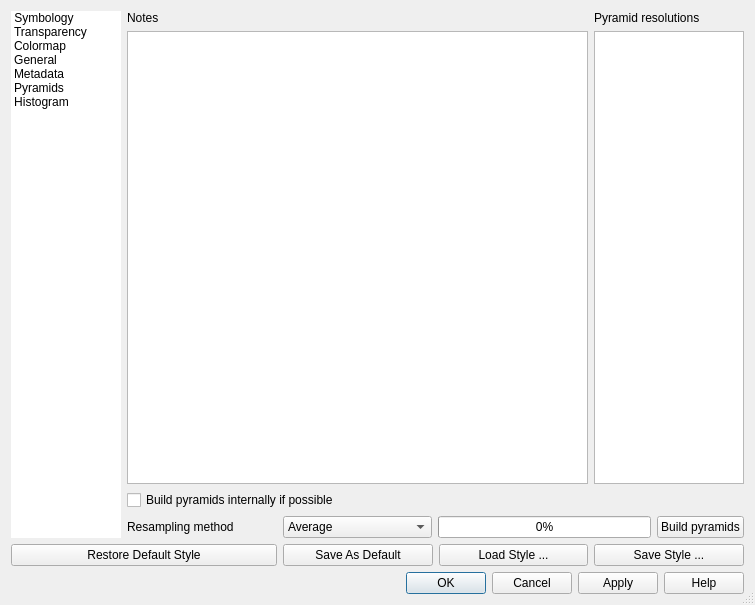
sourcepole/qgis, file qgis/src/ui/qgsrasterlayerpropertiesbase.ui: the form before one commit.
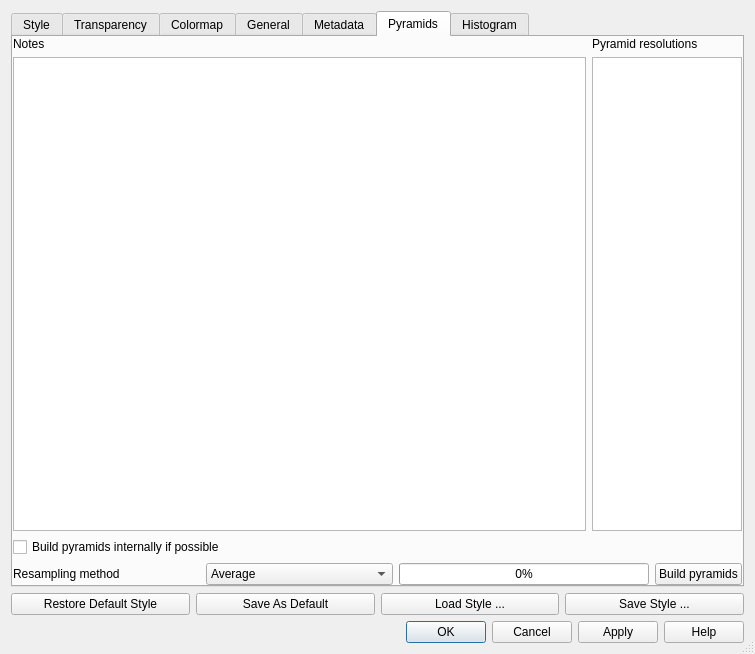
The form after the commit. The open tabs and pages were chosen to show the change. Icons and pictures are not drawn. Custom widgets are drawn as their Qt base class.

Commit message: Updates for raster props dialog

```diff
--- a/qgis/src/ui/qgsrasterlayerpropertiesbase.ui
+++ b/qgis/src/ui/qgsrasterlayerpropertiesbase.ui
@@ -7,7 +7,7 @@
     <x>0</x>
     <y>0</y>
     <width>755</width>
-    <height>605</height>
+    <height>654</height>
    </rect>
   </property>
   <property name="windowTitle">
@@ -25,50 +25,25 @@
    <bool>true</bool>
   </property>
   <layout class="QGridLayout" name="gridLayout">
-   <item row="1" column="0" colspan="2">
-    <widget class="QPushButton" name="pbnLoadDefaultStyle">
-     <property name="text">
-      <string>Restore Default Style</string>
-     </property>
-    </widget>
-   </item>
-   <item row="1" column="2">
-    <widget class="QPushButton" name="pbnSaveDefaultStyle">
-     <property name="text">
-      <string>Save As Default</string>
-     </property>
-    </widget>
-   </item>
-   <item row="1" column="3">
-    <widget class="QPushButton" name="pbnLoadStyle">
-     <property name="text">
-      <string>Load Style ...</string>
-     </property>
-    </widget>
-   </item>
-   <item row="1" column="4">
-    <widget class="QPushButton" name="pbnSaveStyleAs">
-     <property name="text">
-      <string>Save Style ...</string>
-     </property>
-    </widget>
-   </item>
-   <item row="2" column="0" colspan="5">
-    <widget class="QDialogButtonBox" name="buttonBox">
-     <property name="orientation">
-      <enum>Qt::Horizontal</enum>
-     </property>
-     <property name="standardButtons">
-      <set>QDialogButtonBox::Apply|QDialogButtonBox::Cancel|QDialogButtonBox::Help|QDialogButtonBox::Ok</set>
-     </property>
-    </widget>
-   </item>
-   <item row="0" column="1" colspan="4">
-    <widget class="QStackedWidget" name="tabBar">
+   <item row="0" column="0" colspan="4">
+    <widget class="QTabWidget" name="tabBar">
      <property name="currentIndex">
       <number>0</number>
      </property>
-     <widget class="QWidget" name="tabPageSymbology">
+     <property name="iconSize">
+      <size>
+       <width>32</width>
+       <height>32</height>
+      </size>
+     </property>
+     <widget class="QWidget" name="tabPageSymbology" native="true">
+      <attribute name="icon">
+       <iconset resource="../../images/images.qrc">
+        <normaloff>:/images/themes/default/propertyicons/symbology.png</normaloff>:/images/themes/default/propertyicons/symbology.png</iconset>
+      </attribute>
+      <attribute name="title">
+       <string>Style</string>
+      </attribute>
       <layout class="QGridLayout">
        <property name="margin">
         <number>0</number>
@@ -946,7 +921,14 @@
        </item>
       </layout>
      </widget>
-     <widget class="QWidget" name="tabPageTransparency">
+     <widget class="QWidget" name="tabBarPage2" native="true">
+      <attribute name="icon">
+       <iconset resource="../../images/images.qrc">
+        <normaloff>:/images/themes/default/propertyicons/transparency.png</normaloff>:/images/themes/default/propertyicons/transparency.png</iconset>
+      </attribute>
+      <attribute name="title">
+       <string>Transparency</string>
+      </attribute>
       <layout class="QGridLayout">
        <property name="margin">
         <number>0</number>
@@ -1227,7 +1209,14 @@
        </item>
       </layout>
      </widget>
-     <widget class="QWidget" name="tabPageColormap">
+     <widget class="QWidget" name="tabPageColormap" native="true">
+      <attribute name="icon">
+       <iconset resource="../../images/images.qrc">
+        <normaloff>:/images/themes/default/propertyicons/colormap.png</normaloff>:/images/themes/default/propertyicons/colormap.png</iconset>
+      </attribute>
+      <attribute name="title">
+       <string>Colormap</string>
+      </attribute>
       <layout class="QGridLayout">
        <property name="margin">
         <number>0</number>
@@ -1429,7 +1418,14 @@
        </item>
       </layout>
      </widget>
-     <widget class="QWidget" name="tabPageGeneral">
+     <widget class="QWidget" name="tabBarPage4" native="true">
+      <attribute name="icon">
+       <iconset resource="../../images/images.qrc">
+        <normaloff>:/images/themes/default/propertyicons/general.png</normaloff>:/images/themes/default/propertyicons/general.png</iconset>
+      </attribute>
+      <attribute name="title">
+       <string>General</string>
+      </attribute>
       <layout class="QGridLayout">
        <property name="margin">
         <number>0</number>
@@ -1713,7 +1709,14 @@
        </item>
       </layout>
      </widget>
-     <widget class="QWidget" name="tabPageMetadata">
+     <widget class="QWidget" name="tabPageMetadata" native="true">
+      <attribute name="icon">
+       <iconset resource="../../images/images.qrc">
+        <normaloff>:/images/themes/default/propertyicons/metadata.png</normaloff>:/images/themes/default/propertyicons/metadata.png</iconset>
+      </attribute>
+      <attribute name="title">
+       <string>Metadata</string>
+      </attribute>
       <layout class="QGridLayout">
        <property name="margin">
         <number>0</number>
@@ -1723,7 +1726,14 @@
        </item>
       </layout>
      </widget>
-     <widget class="QWidget" name="tabPagePyramids">
+     <widget class="QWidget" name="tabPagePyramids" native="true">
+      <attribute name="icon">
+       <iconset resource="../../images/images.qrc">
+        <normaloff>:/images/themes/default/propertyicons/pyramids.png</normaloff>:/images/themes/default/propertyicons/pyramids.png</iconset>
+      </attribute>
+      <attribute name="title">
+       <string>Pyramids</string>
+      </attribute>
       <layout class="QGridLayout">
        <property name="margin">
         <number>0</number>
@@ -1754,18 +1764,19 @@
           <string>&lt;!DOCTYPE HTML PUBLIC &quot;-//W3C//DTD HTML 4.0//EN&quot; &quot;http://www.w3.org/TR/REC-html40/strict.dtd&quot;&gt;
 &lt;html&gt;&lt;head&gt;&lt;meta name=&quot;qrichtext&quot; content=&quot;1&quot; /&gt;&lt;style type=&quot;text/css&quot;&gt;
 p, li { white-space: pre-wrap; }
-&lt;/style&gt;&lt;/head&gt;&lt;body style=&quot; font-family:'Sans'; font-size:10pt; font-weight:400; font-style:normal;&quot;&gt;
+&lt;/style&gt;&lt;/head&gt;&lt;body style=&quot; font-family:'Ubuntu'; font-size:11pt; font-weight:400; font-style:normal;&quot;&gt;
 &lt;table border=&quot;0&quot; style=&quot;-qt-table-type: root; margin-top:4px; margin-bottom:4px; margin-left:4px; margin-right:4px;&quot;&gt;
 &lt;tr&gt;
 &lt;td style=&quot;border: none;&quot;&gt;
-&lt;p style=&quot;-qt-paragraph-type:empty; margin-top:0px; margin-bottom:0px; margin-left:0px; margin-right:0px; -qt-block-indent:0; text-indent:0px;&quot;&gt;&lt;/p&gt;
-&lt;p style=&quot;-qt-paragraph-type:empty; margin-top:0px; margin-bottom:0px; margin-left:0px; margin-right:0px; -qt-block-indent:0; text-indent:0px;&quot;&gt;&lt;/p&gt;
-&lt;p style=&quot;-qt-paragraph-type:empty; margin-top:0px; margin-bottom:0px; margin-left:0px; margin-right:0px; -qt-block-indent:0; text-indent:0px;&quot;&gt;&lt;/p&gt;
-&lt;p style=&quot;-qt-paragraph-type:empty; margin-top:0px; margin-bottom:0px; margin-left:0px; margin-right:0px; -qt-block-indent:0; text-indent:0px;&quot;&gt;&lt;/p&gt;
-&lt;p style=&quot;-qt-paragraph-type:empty; margin-top:0px; margin-bottom:0px; margin-left:0px; margin-right:0px; -qt-block-indent:0; text-indent:0px;&quot;&gt;&lt;/p&gt;
-&lt;p style=&quot;-qt-paragraph-type:empty; margin-top:0px; margin-bottom:0px; margin-left:0px; margin-right:0px; -qt-block-indent:0; text-indent:0px;&quot;&gt;&lt;/p&gt;
-&lt;p style=&quot;-qt-paragraph-type:empty; margin-top:0px; margin-bottom:0px; margin-left:0px; margin-right:0px; -qt-block-indent:0; text-indent:0px;&quot;&gt;&lt;/p&gt;
-&lt;p style=&quot;-qt-paragraph-type:empty; margin-top:0px; margin-bottom:0px; margin-left:0px; margin-right:0px; -qt-block-indent:0; text-indent:0px;&quot;&gt;&lt;/p&gt;
+&lt;p style=&quot;-qt-paragraph-type:empty; margin-top:0px; margin-bottom:0px; margin-left:0px; margin-right:0px; -qt-block-indent:0; text-indent:0px; font-family:'Sans'; font-size:10pt;&quot;&gt;&lt;/p&gt;
+&lt;p style=&quot;-qt-paragraph-type:empty; margin-top:0px; margin-bottom:0px; margin-left:0px; margin-right:0px; -qt-block-indent:0; text-indent:0px; font-family:'Sans'; font-size:10pt;&quot;&gt;&lt;/p&gt;
+&lt;p style=&quot;-qt-paragraph-type:empty; margin-top:0px; margin-bottom:0px; margin-left:0px; margin-right:0px; -qt-block-indent:0; text-indent:0px; font-family:'Sans'; font-size:10pt;&quot;&gt;&lt;/p&gt;
+&lt;p style=&quot;-qt-paragraph-type:empty; margin-top:0px; margin-bottom:0px; margin-left:0px; margin-right:0px; -qt-block-indent:0; text-indent:0px; font-family:'Sans'; font-size:10pt;&quot;&gt;&lt;/p&gt;
+&lt;p style=&quot;-qt-paragraph-type:empty; margin-top:0px; margin-bottom:0px; margin-left:0px; margin-right:0px; -qt-block-indent:0; text-indent:0px; font-family:'Sans'; font-size:10pt;&quot;&gt;&lt;/p&gt;
+&lt;p style=&quot;-qt-paragraph-type:empty; margin-top:0px; margin-bottom:0px; margin-left:0px; margin-right:0px; -qt-block-indent:0; text-indent:0px; font-family:'Sans'; font-size:10pt;&quot;&gt;&lt;/p&gt;
+&lt;p style=&quot;-qt-paragraph-type:empty; margin-top:0px; margin-bottom:0px; margin-left:0px; margin-right:0px; -qt-block-indent:0; text-indent:0px; font-family:'Sans'; font-size:10pt;&quot;&gt;&lt;/p&gt;
+&lt;p style=&quot;-qt-paragraph-type:empty; margin-top:0px; margin-bottom:0px; margin-left:0px; margin-right:0px; -qt-block-indent:0; text-indent:0px; font-family:'Sans'; font-size:10pt;&quot;&gt;&lt;/p&gt;
+&lt;p style=&quot;-qt-paragraph-type:empty; margin-top:0px; margin-bottom:0px; margin-left:0px; margin-right:0px; -qt-block-indent:0; text-indent:0px; font-family:'Sans'; font-size:10pt;&quot;&gt;&lt;/p&gt;
 &lt;p style=&quot;-qt-paragraph-type:empty; margin-top:0px; margin-bottom:0px; margin-left:0px; margin-right:0px; -qt-block-indent:0; text-indent:0px; font-family:'Sans Serif'; font-size:9pt;&quot;&gt;&lt;/p&gt;&lt;/td&gt;&lt;/tr&gt;&lt;/table&gt;&lt;/body&gt;&lt;/html&gt;</string>
          </property>
         </widget>
@@ -1833,7 +1844,14 @@
        </item>
       </layout>
      </widget>
-     <widget class="QWidget" name="tabPageHistogram">
+     <widget class="QWidget" name="tabPageHistogram" native="true">
+      <attribute name="icon">
+       <iconset resource="../../images/images.qrc">
+        <normaloff>:/images/themes/default/propertyicons/histogram.png</normaloff>:/images/themes/default/propertyicons/histogram.png</iconset>
+      </attribute>
+      <attribute name="title">
+       <string>Histogram</string>
+      </attribute>
       <layout class="QGridLayout" name="gridLayout_4">
        <item row="0" column="0" colspan="2">
         <widget class="QwtPlot" name="mpPlot"/>
@@ -1860,175 +1878,42 @@
      </widget>
     </widget>
    </item>
-   <item row="0" column="0">
-    <widget class="QListWidget" name="listWidget">
-     <property name="minimumSize">
-      <size>
-       <width>110</width>
-       <height>0</height>
-      </size>
+   <item row="1" column="0">
+    <widget class="QPushButton" name="pbnLoadDefaultStyle">
+     <property name="text">
+      <string>Restore Default Style</string>
      </property>
-     <property name="maximumSize">
-      <size>
-       <width>110</width>
-       <height>16777215</height>
-      </size>
+    </widget>
+   </item>
+   <item row="1" column="1">
+    <widget class="QPushButton" name="pbnSaveDefaultStyle">
+     <property name="text">
+      <string>Save As Default</string>
      </property>
-     <property name="frameShape">
-      <enum>QFrame::NoFrame</enum>
+    </widget>
+   </item>
+   <item row="1" column="2">
+    <widget class="QPushButton" name="pbnLoadStyle">
+     <property name="text">
+      <string>Load Style ...</string>
      </property>
-     <property name="frameShadow">
-      <enum>QFrame::Plain</enum>
+    </widget>
+   </item>
+   <item row="1" column="3">
+    <widget class="QPushButton" name="pbnSaveStyleAs">
+     <property name="text">
+      <string>Save Style ...</string>
      </property>
-     <property name="horizontalScrollBarPolicy">
-      <enum>Qt::ScrollBarAlwaysOff</enum>
+    </widget>
+   </item>
+   <item row="2" column="0" colspan="4">
+    <widget class="QDialogButtonBox" name="buttonBox">
+     <property name="orientation">
+      <enum>Qt::Horizontal</enum>
      </property>
-     <property name="editTriggers">
-      <set>QAbstractItemView::NoEditTriggers</set>
+     <property name="standardButtons">
+      <set>QDialogButtonBox::Apply|QDialogButtonBox::Cancel|QDialogButtonBox::Help|QDialogButtonBox::Ok</set>
      </property>
-     <property name="showDropIndicator" stdset="0">
-      <bool>false</bool>
-     </property>
-     <property name="iconSize">
-      <size>
-       <width>64</width>
-       <height>64</height>
-      </size>
-     </property>
-     <property name="textElideMode">
-      <enum>Qt::ElideNone</enum>
-     </property>
-     <property name="flow">
-      <enum>QListView::TopToBottom</enum>
-     </property>
-     <property name="isWrapping" stdset="0">
-      <bool>false</bool>
-     </property>
-     <property name="resizeMode">
-      <enum>QListView::Adjust</enum>
-     </property>
-     <property name="spacing">
-      <number>9</number>
-     </property>
-     <property name="viewMode">
-      <enum>QListView::IconMode</enum>
-     </property>
-     <property name="wordWrap">
-      <bool>true</bool>
-     </property>
-     <item>
-      <property name="text">
-       <string>Symbology</string>
-      </property>
-      <property name="textAlignment">
-       <set>AlignHCenter|AlignVCenter|AlignCenter</set>
-      </property>
-      <property name="icon">
-       <iconset resource="../../images/images.qrc">
-        <normaloff>:/images/themes/default/propertyicons/symbology.png</normaloff>:/images/themes/default/propertyicons/symbology.png</iconset>
-      </property>
-      <property name="flags">
-       <set>ItemIsSelectable|ItemIsUserCheckable|ItemIsEnabled</set>
-      </property>
-     </item>
-     <item>
-      <property name="text">
-       <string>Transparency</string>
-      </property>
-      <property name="textAlignment">
-       <set>AlignHCenter|AlignVCenter|AlignCenter</set>
-      </property>
-      <property name="icon">
-       <iconset resource="../../images/images.qrc">
-        <normaloff>:/images/themes/default/propertyicons/transparency.png</normaloff>:/images/themes/default/propertyicons/transparency.png</iconset>
-      </property>
-      <property name="flags">
-       <set>ItemIsSelectable|ItemIsUserCheckable|ItemIsEnabled</set>
-      </property>
-     </item>
-     <item>
-      <property name="text">
-       <string>Colormap</string>
-      </property>
-      <property name="textAlignment">
-       <set>AlignHCenter|AlignVCenter|AlignCenter</set>
-      </property>
-      <property name="icon">
-       <iconset resource="../../images/images.qrc">
-        <normaloff>:/images/themes/default/propertyicons/colormap.png</normaloff>:/images/themes/default/propertyicons/colormap.png</iconset>
-      </property>
-      <property name="flags">
-       <set>ItemIsSelectable|ItemIsUserCheckable|ItemIsEnabled</set>
-      </property>
-     </item>
-     <item>
-      <property name="text">
-       <string>General</string>
-      </property>
-      <property name="textAlignment">
-       <set>AlignHCenter|AlignVCenter|AlignCenter</set>
-      </property>
-      <property name="icon">
-       <iconset resource="../../images/images.qrc">
-        <normaloff>:/images/themes/default/propertyicons/general.png</normaloff>:/images/themes/default/propertyicons/general.png</iconset>
-      </property>
-      <property name="flags">
-       <set>ItemIsSelectable|ItemIsUserCheckable|ItemIsEnabled</set>
-      </property>
-     </item>
-     <item>
-      <property name="text">
-       <string>Metadata</string>
-      </property>
-      <property name="textAlignment">
-       <set>AlignHCenter|AlignVCenter|AlignCenter</set>
-      </property>
-      <property name="icon">
-       <iconset resource="../../images/images.qrc">
-        <normaloff>:/images/themes/default/propertyicons/metadata.png</normaloff>:/images/themes/default/propertyicons/metadata.png</iconset>
-      </property>
-      <property name="flags">
-       <set>ItemIsSelectable|ItemIsUserCheckable|ItemIsEnabled</set>
-      </property>
-     </item>
-     <item>
-      <property name="text">
-       <string>Pyramids</string>
-      </property>
-      <property name="textAlignment">
-       <set>AlignHCenter|AlignVCenter|AlignCenter</set>
-      </property>
-      <property name="icon">
-       <iconset resource="../../images/images.qrc">
-        <normaloff>:/images/themes/default/propertyicons/pyramids.png</normaloff>:/images/themes/default/propertyicons/pyramids.png</iconset>
-      </property>
-      <property name="flags">
-       <set>ItemIsSelectable|ItemIsUserCheckable|ItemIsEnabled</set>
-      </property>
-     </item>
-     <item>
-      <property name="text">
-       <string>Histogram</string>
-      </property>
-      <property name="textAlignment">
-       <set>AlignHCenter|AlignVCenter|AlignCenter</set>
-      </property>
-      <property name="icon">
-       <iconset resource="../../images/images.qrc">
-        <normaloff>:/images/themes/default/propertyicons/histogram.png</normaloff>:/images/themes/default/propertyicons/histogram.png</iconset>
-      </property>
-      <property name="flags">
-       <set>ItemIsSelectable|ItemIsUserCheckable|ItemIsEnabled</set>
-      </property>
-     </item>
-     <item>
-      <property name="text">
-       <string notr="true"/>
-      </property>
-      <property name="flags">
-       <set>NoItemFlags</set>
-      </property>
-     </item>
     </widget>
    </item>
   </layout>
```
Left out of the diff: 18 changed lines with no effect on the pictures. The commit also changes 1 other file.
